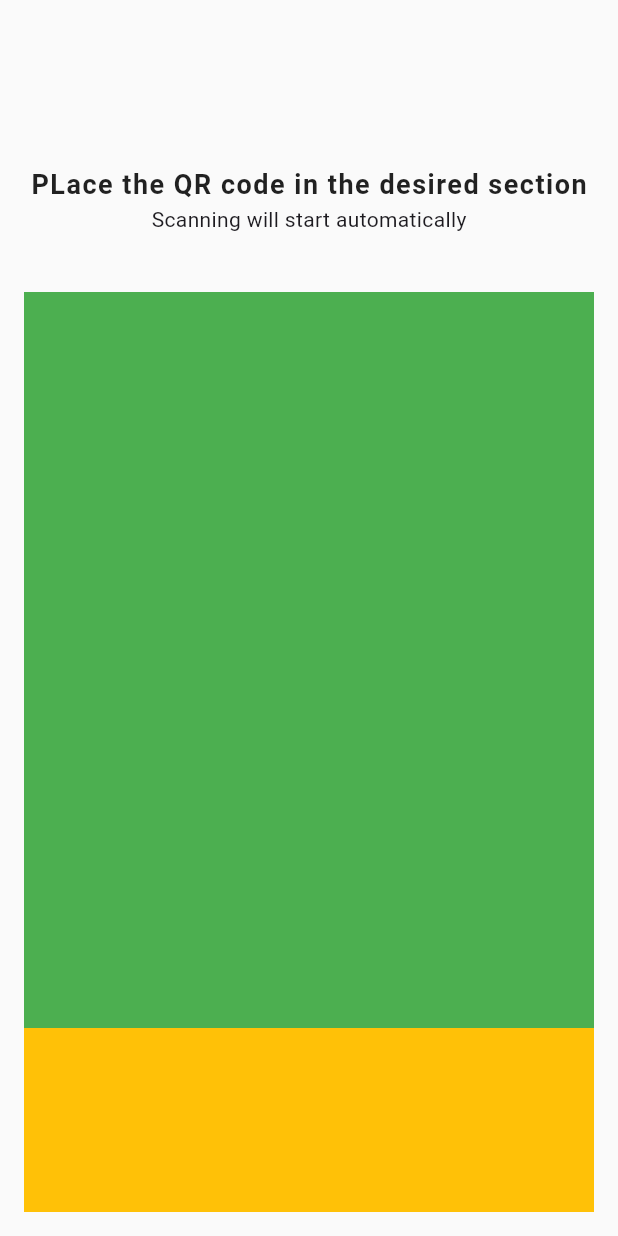
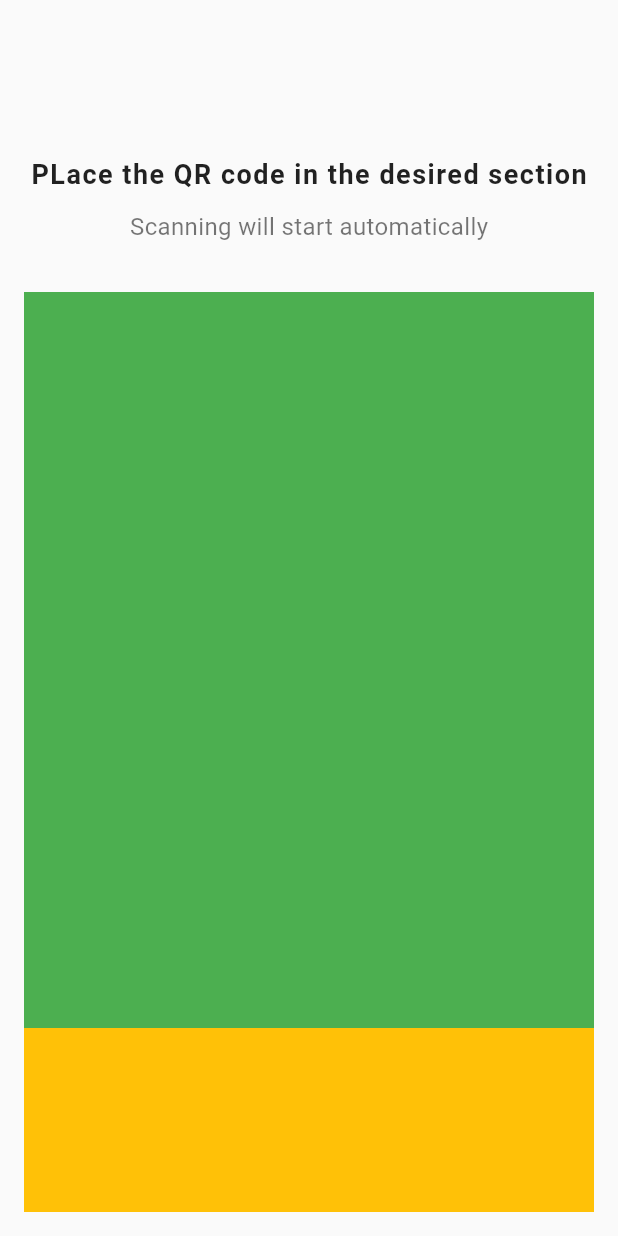
Before and after one commit to CaptainNayan199/Flutter-New-Projects, a Flutter app: the screen it shows after launch, on a phone screen of 412 x 824 dp. Run offline on Flutter 3.47's test engine with Material 3 defaults, Android fonts, the phone set to English and light mode, and no system bars; our stand-ins replace cloud_firestore, firebase_core, random_string; accounts and stored records are empty.

Commit message:
Text UI added

```diff
--- a/qr_code/lib/qr_scanner.dart
+++ b/qr_code/lib/qr_scanner.dart
@@ -22,13 +22,18 @@ class QRScanner extends StatelessWidget {
                   Text(
                     "PLace the QR code in the desired section",
                     style: TextStyle(
-                      color: Colors.black87,
-                      fontSize: 18,
-                      fontWeight: FontWeight.bold,
-                      letterSpacing: 1
-                    ),
+                        color: Colors.black87,
+                        fontSize: 18,
+                        fontWeight: FontWeight.bold,
+                        letterSpacing: 1),
                   ),
-                  Text("Scanning will start automatically")
+                  SizedBox(
+                    height: 10,
+                  ),
+                  Text(
+                    "Scanning will start automatically",
+                    style: TextStyle(color: Colors.black54, fontSize: 16),
+                  )
                 ],
               ),
             ),
```
